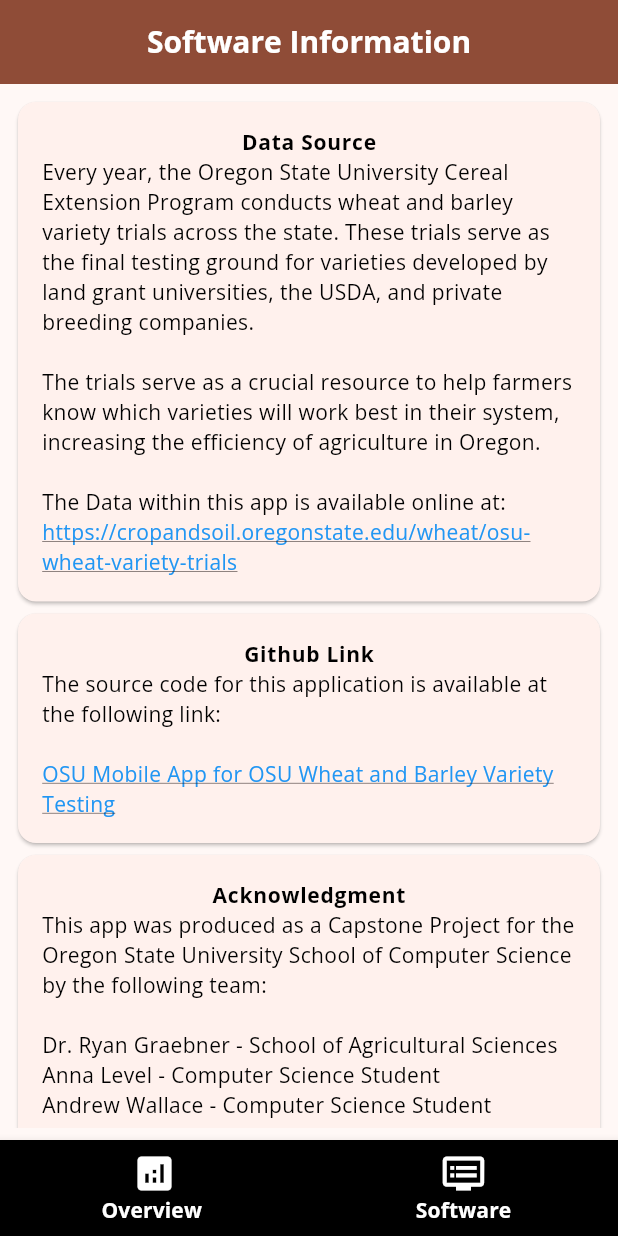
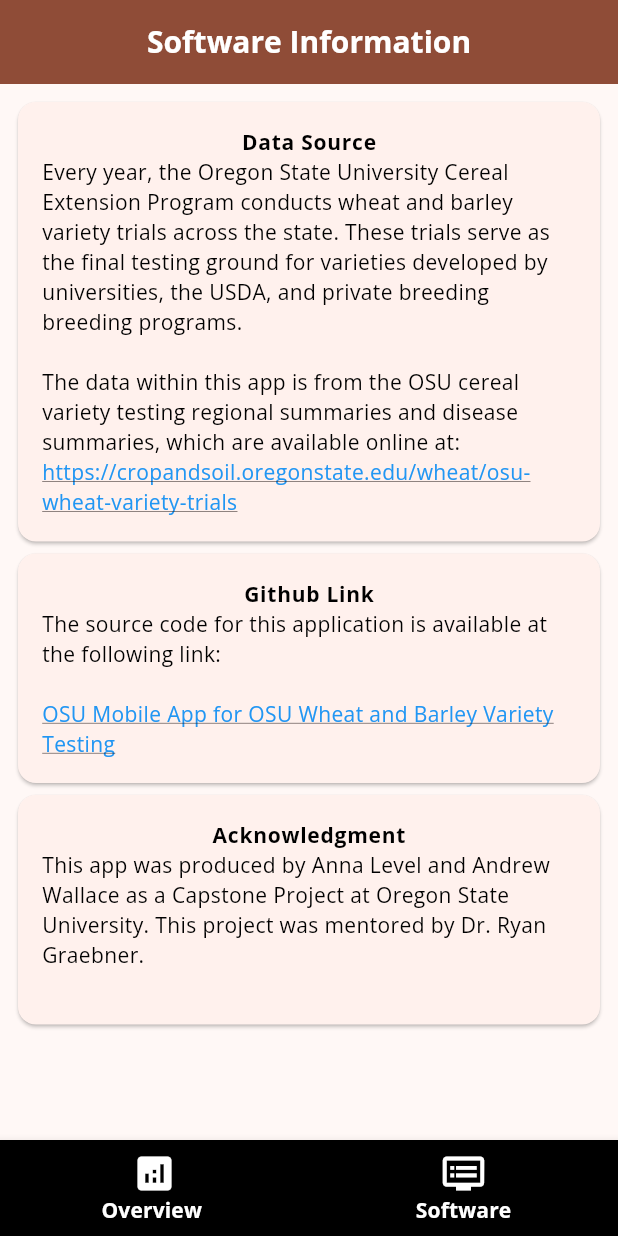
Before and after one commit to ryan-graebner/variety-testing-app, a Flutter app: the screen it shows after launch, item 2 of the bottom bar chosen, on a phone screen of 412 x 824 dp. Run offline on Flutter 3.47's test engine with Material 3 defaults, Android fonts, the phone set to English and light mode, and no system bars; our stand-ins replace data_table_2, shared_preferences; network calls fail.

Commit message:
Centered Progress Indicator Hide App Bar and Nav bar in Landscape Adjusted Trait Box Dropdown size in landscape Adjusted Custom Column Size calc Removed the Show Data Button Added releasedToggle to AppState with flipping function Implemented filtering via the createVisibleDataSet Function

```diff
--- a/lib/models/observation.dart
+++ b/lib/models/observation.dart
@@ -2,7 +2,7 @@
 
 class Observation {
   final int order;
-  final HashMap<int, String> traitOrdersAndValues;
+  HashMap<int, String> traitOrdersAndValues;
 
   Observation({required this.order, required this.traitOrdersAndValues});
 
--- a/lib/views/home_page.dart
+++ b/lib/views/home_page.dart
@@ -38,7 +38,11 @@
   @override
   Widget build(BuildContext context) {
     return Scaffold(
-      appBar: AppBar(
+      // Dont show Top Bar in Landscape.
+      appBar:
+      MediaQuery.of(context).orientation == Orientation.landscape
+        ? null
+        : AppBar(
         backgroundColor: Theme.of(context).colorScheme.primary,
         // Add White Color to overall style
         titleTextStyle: Theme.of(context).textTheme.titleLarge,
@@ -48,7 +52,11 @@
       // Body is shifted between pages based on bottom pressed button
       body: _pages[currentPageIndex],
       // Bottom Nav bar with 3 icons.
-      bottomNavigationBar: BottomNavigationBar(
+      // Dont show Nav bar in landscape
+      bottomNavigationBar:
+      MediaQuery.of(context).orientation == Orientation.landscape
+        ? null
+        : BottomNavigationBar(
           items: const [
             BottomNavigationBarItem(
               icon: Icon(Icons.analytics, size: 30),
--- a/lib/views/loading_view.dart
+++ b/lib/views/loading_view.dart
@@ -5,6 +5,9 @@
 
   @override
   Widget build(BuildContext context) {
-    return const CircularProgressIndicator();
+    return const Center(
+      child: CircularProgressIndicator(),
+
+    );
   }
 }
--- a/lib/views/software_page.dart
+++ b/lib/views/software_page.dart
@@ -22,17 +22,12 @@
                     Text("Data Source", style: Theme.of(context).textTheme.bodyLarge,),
                     const Row(children: [
                       Flexible(
-                        child: Text("Every year, the Oregon State University Cereal Extension Program conducts wheat and barley variety trials across the state. These trials serve as the final testing ground for varieties developed by land grant universities, the USDA, and private breeding companies.\n "),
+                        child: Text("Every year, the Oregon State University Cereal Extension Program conducts wheat and barley variety trials across the state. These trials serve as the final testing ground for varieties developed by universities, the USDA, and private breeding breeding programs.\n "),
                       )
                     ],),
                     const Row(children: [
                       Flexible(
-                        child: Text("The trials serve as a crucial resource to help farmers know which varieties will work best in their system, increasing the efficiency of agriculture in Oregon.\n"),
-                        )
-                    ],),
-                    const Row(children: [
-                      Flexible(
-                        child: Text("The Data within this app is available online at:"),
+                        child: Text("The data within this app is from the OSU cereal variety testing regional summaries and disease summaries, which are available online at:"),
                       )
                     ],),
                     // Inkwell and url_launcher added to make hyperlink clickable
@@ -88,49 +83,13 @@
                     Text("Acknowledgment", style: Theme.of(context).textTheme.bodyLarge,),
                     const Row(children: [
                       Flexible(
-                        child: Text("This app was produced as a Capstone Project for the Oregon State University School of Computer Science by the following team:\n"),
-                      )
-                    ],),
-                    const Row(children: [
-                      Flexible(
-                        child: Text("Dr. Ryan Graebner - School of Agricultural Sciences"),
-                      )
-                    ],),
-                    const Row(children: [
-                      Flexible(
-                        child: Text("Anna Level - Computer Science Student"),
-                      )
-                    ],),
-                    const Row(children: [
-                      Flexible(
-                        child: Text("Andrew Wallace - Computer Science Student"),
+                        child: Text("This app was produced by Anna Level and Andrew Wallace as a Capstone Project at Oregon State University. This project was mentored by Dr. Ryan Graebner.\n"),
                       )
                     ],),
                   ],
                 ),
               ),
             ),
-            // APP CITATION card - add updated ciation once publishing is solidifed
-            Card(
-              child: Padding(
-                padding: const EdgeInsets.all(16.0),
-                child: Column(
-                  children: [
-                    Text("App Citation", style: Theme.of(context).textTheme.bodyLarge,),
-                    const Row(children: [
-                      Flexible(
-                        child: Text("The citation for this app if you use it in your own work is below:\n"),
-                      )
-                    ],),
-                    const Row(children: [
-                      Flexible(
-                        child: Text("Oregon State University. (2024) OSU Wheat and Barley Variety Testing (Version 1.0.0)[Mobile App]"),
-                      )
-                    ],)
-                  ],
-                ),
-              ),
-            )
           ],
         ),
       ),
```
Also changed, not shown: lib/state/app_state.dart (+130 -3 lines), lib/views/variety_page.dart (+25 -30 lines), 1 other file.
